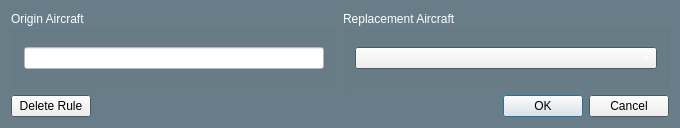
This is gui/aireplace.ui in Artemia76/ffs2play as Qt 5 draws it before an edit. The edited form follows.
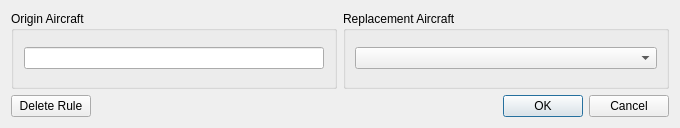
This is the edited form.

The edit to the form file:
```diff
--- a/gui/aireplace.ui
+++ b/gui/aireplace.ui
@@ -10,97 +10,6 @@
     <height>128</height>
    </rect>
   </property>
-  <property name="palette">
-   <palette>
-    <active>
-     <colorrole role="WindowText">
-      <brush brushstyle="SolidPattern">
-       <color alpha="255">
-        <red>255</red>
-        <green>255</green>
-        <blue>255</blue>
-       </color>
-      </brush>
-     </colorrole>
-     <colorrole role="Base">
-      <brush brushstyle="SolidPattern">
-       <color alpha="255">
-        <red>255</red>
-        <green>255</green>
-        <blue>255</blue>
-       </color>
-      </brush>
-     </colorrole>
-     <colorrole role="Window">
-      <brush brushstyle="SolidPattern">
-       <color alpha="255">
-        <red>104</red>
-        <green>125</green>
-        <blue>136</blue>
-       </color>
-      </brush>
-     </colorrole>
-    </active>
-    <inactive>
-     <colorrole role="WindowText">
-      <brush brushstyle="SolidPattern">
-       <color alpha="255">
-        <red>255</red>
-        <green>255</green>
-        <blue>255</blue>
-       </color>
-      </brush>
-     </colorrole>
-     <colorrole role="Base">
-      <brush brushstyle="SolidPattern">
-       <color alpha="255">
-        <red>255</red>
-        <green>255</green>
-        <blue>255</blue>
-       </color>
-      </brush>
-     </colorrole>
-     <colorrole role="Window">
-      <brush brushstyle="SolidPattern">
-       <color alpha="255">
-        <red>104</red>
-        <green>125</green>
-        <blue>136</blue>
-       </color>
-      </brush>
-     </colorrole>
-    </inactive>
-    <disabled>
-     <colorrole role="WindowText">
-      <brush brushstyle="SolidPattern">
-       <color alpha="255">
-        <red>120</red>
-        <green>120</green>
-        <blue>120</blue>
-       </color>
-      </brush>
-     </colorrole>
-     <colorrole role="Base">
-      <brush brushstyle="SolidPattern">
-       <color alpha="255">
-        <red>104</red>
-        <green>125</green>
-        <blue>136</blue>
-       </color>
-      </brush>
-     </colorrole>
-     <colorrole role="Window">
-      <brush brushstyle="SolidPattern">
-       <color alpha="255">
-        <red>104</red>
-        <green>125</green>
-        <blue>136</blue>
-       </color>
-      </brush>
-     </colorrole>
-    </disabled>
-   </palette>
-  </property>
   <property name="windowTitle">
    <string>Dialog</string>
   </property>
@@ -118,421 +27,6 @@
          <height>0</height>
         </size>
        </property>
-       <property name="palette">
-        <palette>
-         <active>
-          <colorrole role="WindowText">
-           <brush brushstyle="SolidPattern">
-            <color alpha="255">
-             <red>255</red>
-             <green>255</green>
-             <blue>255</blue>
-            </color>
-           </brush>
-          </colorrole>
-          <colorrole role="Button">
-           <brush brushstyle="SolidPattern">
-            <color alpha="255">
-             <red>255</red>
-             <green>255</green>
-             <blue>255</blue>
-            </color>
-           </brush>
-          </colorrole>
-          <colorrole role="Light">
-           <brush brushstyle="SolidPattern">
-            <color alpha="255">
-             <red>255</red>
-             <green>255</green>
-             <blue>255</blue>
-            </color>
-           </brush>
-          </colorrole>
-          <colorrole role="Midlight">
-           <brush brushstyle="SolidPattern">
-            <color alpha="255">
-             <red>255</red>
-             <green>255</green>
-             <blue>255</blue>
-            </color>
-           </brush>
-          </colorrole>
-          <colorrole role="Dark">
-           <brush brushstyle="SolidPattern">
-            <color alpha="255">
-             <red>127</red>
-             <green>127</green>
-             <blue>127</blue>
-            </color>
-           </brush>
-          </colorrole>
-          <colorrole role="Mid">
-           <brush brushstyle="SolidPattern">
-            <color alpha="255">
-             <red>170</red>
-             <green>170</green>
-             <blue>170</blue>
-            </color>
-           </brush>
-          </colorrole>
-          <colorrole role="Text">
-           <brush brushstyle="SolidPattern">
-            <color alpha="255">
-             <red>0</red>
-             <green>0</green>
-             <blue>0</blue>
-            </color>
-           </brush>
-          </colorrole>
-          <colorrole role="BrightText">
-           <brush brushstyle="SolidPattern">
-            <color alpha="255">
-             <red>255</red>
-             <green>255</green>
-             <blue>255</blue>
-            </color>
-           </brush>
-          </colorrole>
-          <colorrole role="ButtonText">
-           <brush brushstyle="SolidPattern">
-            <color alpha="255">
-             <red>0</red>
-             <green>0</green>
-             <blue>0</blue>
-            </color>
-           </brush>
-          </colorrole>
-          <colorrole role="Base">
-           <brush brushstyle="SolidPattern">
-            <color alpha="255">
-             <red>255</red>
-             <green>255</green>
-             <blue>255</blue>
-            </color>
-           </brush>
-          </colorrole>
-          <colorrole role="Window">
-           <brush brushstyle="SolidPattern">
-            <color alpha="255">
-             <red>255</red>
-             <green>255</green>
-             <blue>255</blue>
-            </color>
-           </brush>
-          </colorrole>
-          <colorrole role="Shadow">
-           <brush brushstyle="SolidPattern">
-            <color alpha="255">
-             <red>0</red>
-             <green>0</green>
-             <blue>0</blue>
-            </color>
-           </brush>
-          </colorrole>
-          <colorrole role="AlternateBase">
-           <brush brushstyle="SolidPattern">
-            <color alpha="255">
-             <red>255</red>
-             <green>255</green>
-             <blue>255</blue>
-            </color>
-           </brush>
-          </colorrole>
-          <colorrole role="ToolTipBase">
-           <brush brushstyle="SolidPattern">
-            <color alpha="255">
-             <red>255</red>
-             <green>255</green>
-             <blue>220</blue>
-            </color>
-           </brush>
-          </colorrole>
-          <colorrole role="ToolTipText">
-           <brush brushstyle="SolidPattern">
-            <color alpha="255">
-             <red>0</red>
-             <green>0</green>
-             <blue>0</blue>
-            </color>
-           </brush>
-          </colorrole>
-         </active>
-         <inactive>
-          <colorrole role="WindowText">
-           <brush brushstyle="SolidPattern">
-            <color alpha="255">
-             <red>255</red>
-             <green>255</green>
-             <blue>255</blue>
-            </color>
-           </brush>
-          </colorrole>
-          <colorrole role="Button">
-           <brush brushstyle="SolidPattern">
-            <color alpha="255">
-             <red>255</red>
-             <green>255</green>
-             <blue>255</blue>
-            </color>
-           </brush>
-          </colorrole>
-          <colorrole role="Light">
-           <brush brushstyle="SolidPattern">
-            <color alpha="255">
-             <red>255</red>
-             <green>255</green>
-             <blue>255</blue>
-            </color>
-           </brush>
-          </colorrole>
-          <colorrole role="Midlight">
-           <brush brushstyle="SolidPattern">
-            <color alpha="255">
-             <red>255</red>
-             <green>255</green>
-             <blue>255</blue>
-            </color>
-           </brush>
-          </colorrole>
-          <colorrole role="Dark">
-           <brush brushstyle="SolidPattern">
-            <color alpha="255">
-             <red>127</red>
-             <green>127</green>
-             <blue>127</blue>
-            </color>
-           </brush>
-          </colorrole>
-          <colorrole role="Mid">
-           <brush brushstyle="SolidPattern">
-            <color alpha="255">
-             <red>170</red>
-             <green>170</green>
-             <blue>170</blue>
-            </color>
-           </brush>
-          </colorrole>
-          <colorrole role="Text">
-           <brush brushstyle="SolidPattern">
-            <color alpha="255">
-             <red>0</red>
-             <green>0</green>
-             <blue>0</blue>
-            </color>
-           </brush>
-          </colorrole>
-          <colorrole role="BrightText">
-           <brush brushstyle="SolidPattern">
-            <color alpha="255">
-             <red>255</red>
-             <green>255</green>
-             <blue>255</blue>
-            </color>
-           </brush>
-          </colorrole>
-          <colorrole role="ButtonText">
-           <brush brushstyle="SolidPattern">
-            <color alpha="255">
-             <red>0</red>
-             <green>0</green>
-             <blue>0</blue>
-            </color>
-           </brush>
-          </colorrole>
-          <colorrole role="Base">
-           <brush brushstyle="SolidPattern">
-            <color alpha="255">
-             <red>255</red>
-             <green>255</green>
-             <blue>255</blue>
-            </color>
-           </brush>
-          </colorrole>
-          <colorrole role="Window">
-           <brush brushstyle="SolidPattern">
-            <color alpha="255">
-             <red>255</red>
-             <green>255</green>
-             <blue>255</blue>
-            </color>
-           </brush>
-          </colorrole>
-          <colorrole role="Shadow">
-           <brush brushstyle="SolidPattern">
-            <color alpha="255">
-             <red>0</red>
-             <green>0</green>
-             <blue>0</blue>
-            </color>
-           </brush>
-          </colorrole>
-          <colorrole role="AlternateBase">
-           <brush brushstyle="SolidPattern">
-            <color alpha="255">
-             <red>255</red>
-             <green>255</green>
-             <blue>255</blue>
-            </color>
-           </brush>
-          </colorrole>
-          <colorrole role="ToolTipBase">
-           <brush brushstyle="SolidPattern">
-            <color alpha="255">
-             <red>255</red>
-             <green>255</green>
-             <blue>220</blue>
-            </color>
-           </brush>
-          </colorrole>
-          <colorrole role="ToolTipText">
-           <brush brushstyle="SolidPattern">
-            <color alpha="255">
-             <red>0</red>
-             <green>0</green>
-             <blue>0</blue>
-            </color>
-           </brush>
-          </colorrole>
-         </inactive>
-         <disabled>
-          <colorrole role="WindowText">
-           <brush brushstyle="SolidPattern">
-            <color alpha="255">
-             <red>127</red>
-             <green>127</green>
-             <blue>127</blue>
-            </color>
-           </brush>
-          </colorrole>
-          <colorrole role="Button">
-           <brush brushstyle="SolidPattern">
-            <color alpha="255">
-             <red>255</red>
-             <green>255</green>
-             <blue>255</blue>
-            </color>
-           </brush>
-          </colorrole>
-          <colorrole role="Light">
-           <brush brushstyle="SolidPattern">
-            <color alpha="255">
-             <red>255</red>
-             <green>255</green>
-             <blue>255</blue>
-            </color>
-           </brush>
-          </colorrole>
-          <colorrole role="Midlight">
-           <brush brushstyle="SolidPattern">
-            <color alpha="255">
-             <red>255</red>
-             <green>255</green>
-             <blue>255</blue>
-            </color>
-           </brush>
-          </colorrole>
-          <colorrole role="Dark">
-           <brush brushstyle="SolidPattern">
-            <color alpha="255">
-             <red>127</red>
-             <green>127</green>
-             <blue>127</blue>
-            </color>
-           </brush>
-          </colorrole>
-          <colorrole role="Mid">
-           <brush brushstyle="SolidPattern">
-            <color alpha="255">
-             <red>170</red>
-             <green>170</green>
-             <blue>170</blue>
-            </color>
-           </brush>
-          </colorrole>
-          <colorrole role="Text">
-           <brush brushstyle="SolidPattern">
-            <color alpha="255">
-             <red>127</red>
-             <green>127</green>
-             <blue>127</blue>
-            </color>
-           </brush>
-          </colorrole>
-          <colorrole role="BrightText">
-           <brush brushstyle="SolidPattern">
-            <color alpha="255">
-             <red>255</red>
-             <green>255</green>
-             <blue>255</blue>
-            </color>
-           </brush>
-          </colorrole>
-          <colorrole role="ButtonText">
-           <brush brushstyle="SolidPattern">
-            <color alpha="255">
-             <red>127</red>
-             <green>127</green>
-             <blue>127</blue>
-            </color>
-           </brush>
-          </colorrole>
-          <colorrole role="Base">
-           <brush brushstyle="SolidPattern">
-            <color alpha="255">
-             <red>255</red>
-             <green>255</green>
-             <blue>255</blue>
-            </color>
-           </brush>
-          </colorrole>
-          <colorrole role="Window">
-           <brush brushstyle="SolidPattern">
-            <color alpha="255">
-             <red>255</red>
-             <green>255</green>
-             <blue>255</blue>
-            </color>
-           </brush>
-          </colorrole>
-          <colorrole role="Shadow">
-           <brush brushstyle="SolidPattern">
-            <color alpha="255">
-             <red>0</red>
-             <green>0</green>
-             <blue>0</blue>
-            </color>
-           </brush>
-          </colorrole>
-          <colorrole role="AlternateBase">
-           <brush brushstyle="SolidPattern">
-            <color alpha="255">
-             <red>255</red>
-             <green>255</green>
-             <blue>255</blue>
-            </color>
-           </brush>
-          </colorrole>
-          <colorrole role="ToolTipBase">
-           <brush brushstyle="SolidPattern">
-            <color alpha="255">
-             <red>255</red>
-             <green>255</green>
-             <blue>220</blue>
-            </color>
-           </brush>
-          </colorrole>
-          <colorrole role="ToolTipText">
-           <brush brushstyle="SolidPattern">
-            <color alpha="255">
-             <red>0</red>
-             <green>0</green>
-             <blue>0</blue>
-            </color>
-           </brush>
-          </colorrole>
-         </disabled>
-        </palette>
-       </property>
        <property name="title">
         <string>Origin Aircraft</string>
        </property>
@@ -564,124 +58,6 @@
      </item>
      <item>
       <widget class="QGroupBox" name="groupBox_2">
-       <property name="palette">
-        <palette>
-         <active>
-          <colorrole role="WindowText">
-           <brush brushstyle="SolidPattern">
-            <color alpha="255">
-             <red>255</red>
-             <green>255</green>
-             <blue>255</blue>
-            </color>
-           </brush>
-          </colorrole>
-          <colorrole role="Text">
-           <brush brushstyle="SolidPattern">
-            <color alpha="255">
-             <red>255</red>
-             <green>255</green>
-             <blue>255</blue>
-            </color>
-           </brush>
-          </colorrole>
-          <colorrole role="ButtonText">
-           <brush brushstyle="SolidPattern">
-            <color alpha="255">
-             <red>255</red>
-             <green>255</green>
-             <blue>255</blue>
-            </color>
-           </brush>
-          </colorrole>
-          <colorrole role="ToolTipText">
-           <brush brushstyle="SolidPattern">
-            <color alpha="255">
-             <red>255</red>
-             <green>255</green>
-             <blue>255</blue>
-            </color>
-           </brush>
-          </colorrole>
-         </active>
-         <inactive>
-          <colorrole role="WindowText">
-           <brush brushstyle="SolidPattern">
-            <color alpha="255">
-             <red>255</red>
-             <green>255</green>
-             <blue>255</blue>
-            </color>
-           </brush>
-          </colorrole>
-          <colorrole role="Text">
-           <brush brushstyle="SolidPattern">
-            <color alpha="255">
-             <red>255</red>
-             <green>255</green>
-             <blue>255</blue>
-            </color>
-           </brush>
-          </colorrole>
-          <colorrole role="ButtonText">
-           <brush brushstyle="SolidPattern">
-            <color alpha="255">
-             <red>255</red>
-             <green>255</green>
-             <blue>255</blue>
-            </color>
-           </brush>
-          </colorrole>
-          <colorrole role="ToolTipText">
-           <brush brushstyle="SolidPattern">
-            <color alpha="255">
-             <red>255</red>
-             <green>255</green>
-             <blue>255</blue>
-            </color>
-           </brush>
-          </colorrole>
-         </inactive>
-         <disabled>
-          <colorrole role="WindowText">
-           <brush brushstyle="SolidPattern">
-            <color alpha="255">
-             <red>255</red>
-             <green>255</green>
-             <blue>255</blue>
-            </color>
-           </brush>
-          </colorrole>
-          <colorrole role="Text">
-           <brush brushstyle="SolidPattern">
-            <color alpha="255">
-             <red>255</red>
-             <green>253</green>
-             <blue>253</blue>
-            </color>
-           </brush>
-          </colorrole>
-          <colorrole role="ButtonText">
-           <brush brushstyle="SolidPattern">
-            <color alpha="255">
-             <red>120</red>
-             <green>120</green>
-             <blue>120</blue>
-            </color>
-           </brush>
-          </colorrole>
-          <colorrole role="ToolTipText">
-           <brush brushstyle="SolidPattern">
-            <color alpha="255">
-             <red>255</red>
-             <green>255</green>
-             <blue>255</blue>
-            </color>
-           </brush>
-          </colorrole>
-         </disabled>
-        </palette>
-       </property>
        <property name="title">
         <string>Replacement Aircraft</string>
        </property>
```
